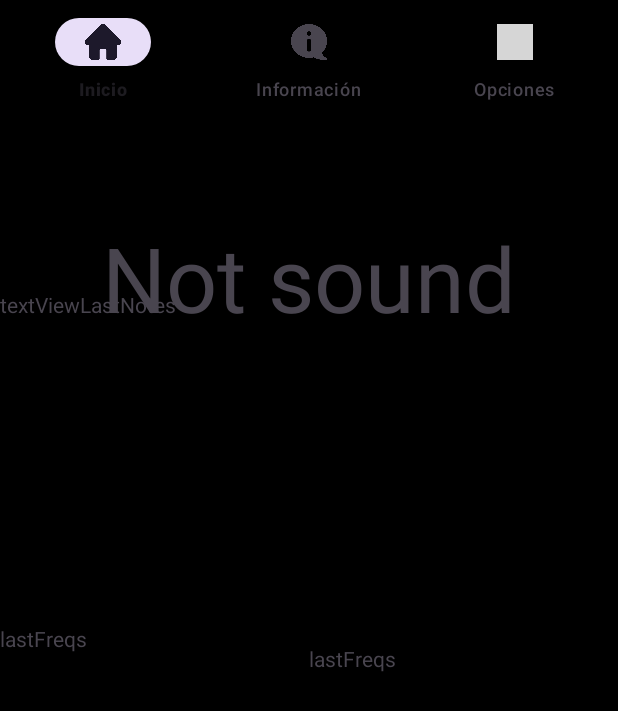
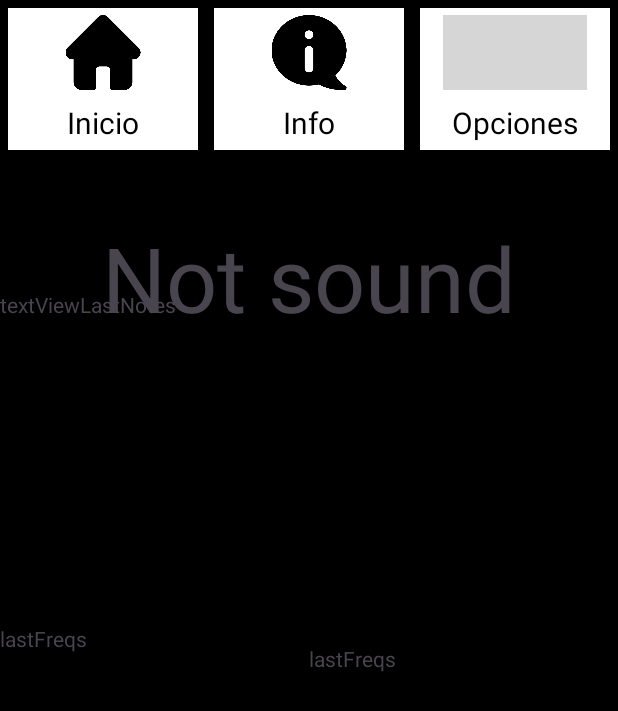
Before and after one commit to jmsp09/ata, an Android app: the screen it shows after launch (TunerActivity), on a phone screen of 412 x 824 dp. Shown: the top 711 px of the screen. Run offline under Robolectric (Android 15) with nearby library versions, the phone set to English and light mode, and no system bars; grey boxes are pictures that could not be loaded.

Commit message:
Listado de instrumentos, navegacion, menu

```diff
--- a/app/build.gradle
+++ b/app/build.gradle
@@ -28,12 +28,16 @@ android {
     }
 }
 
+
+
 dependencies {
 
     implementation libs.appcompat
     implementation libs.material
     implementation libs.activity
     implementation libs.constraintlayout
+    implementation 'org.apache.commons:commons-math3:3.6.1'
+    implementation 'com.github.wendykierp:JTransforms:3.1'
     testImplementation libs.junit
     androidTestImplementation libs.ext.junit
     androidTestImplementation libs.espresso.core
--- a/app/src/main/AndroidManifest.xml
+++ b/app/src/main/AndroidManifest.xml
@@ -16,6 +16,9 @@
         android:theme="@style/Theme.AccessibleTunerApp"
         tools:targetApi="31">
         <activity
+            android:name=".InstrumentsActivity"
+            android:exported="false" />
+        <activity
             android:name=".TunerActivity"
             android:exported="false" />
         <activity
--- a/app/src/main/java/com/unir/ata/MainActivity.java
+++ b/app/src/main/java/com/unir/ata/MainActivity.java
@@ -13,9 +13,8 @@ import androidx.core.view.WindowInsetsCompat;
 
 public class MainActivity extends AppCompatActivity {
 
-    //Constantes
-    private static final int TUNER_ACTIVITY = 1;
-    private static final int OPTIONS_ACTIVITY = 2;
+    //Navegacion
+    private Navigation navigation;
 
     @Override
     protected void onCreate(Bundle savedInstanceState) {
@@ -34,6 +33,9 @@ public class MainActivity extends AppCompatActivity {
         //Inicializar settings
         //TODO
 
+        //Inicializamos navegacion
+        navigation = Navigation.getInstance(this);
+
         //Inicializar toolbar, botones, eventos
         //Toolbar toolbar = this.findViewById(R.id.toolbar);
         //toolbar.setTitle("");//TODO
@@ -44,21 +46,11 @@ public class MainActivity extends AppCompatActivity {
 
         //Redirect
         //if settings están configuradas
-        redirect(TUNER_ACTIVITY);
+        Navigation.redirect(Navigation.TUNER_ACTIVITY);
         //else
         //Mostrar options
 
 
     }
 
-    private void redirect(int activity) {
-
-        if (activity == TUNER_ACTIVITY) {
-            Intent intent = new Intent(this, TunerActivity.class);
-            startActivity(intent);
-        } else if (activity == OPTIONS_ACTIVITY) {
-            //TODO
-        }
-    }
-
 }
--- /dev/null
+++ b/app/src/main/java/com/unir/ata/Navigation.java
@@ -0,0 +1,99 @@
+package com.unir.ata;
+
+import android.annotation.SuppressLint;
+import android.app.Activity;
+import android.content.Intent;
+import android.view.View;
+import android.widget.Toast;
+
+import androidx.annotation.NonNull;
+
+public class Navigation {
+
+    @SuppressLint("StaticFieldLeak")
+    private static Navigation navigation;
+
+    @SuppressLint("StaticFieldLeak")
+    private static Activity activity;
+
+    //Navegables
+    protected static final int TUNER_ACTIVITY = 1;
+    protected static final int INFO_ACTIVITY = 2;
+    protected static final int OPTIONS_ACTIVITY = 3;
+
+    //Elementos
+    View homeButton;
+    View infoButton;
+    View optionsButton;
+
+    private Navigation() {
+    }
+
+    protected static Navigation getInstance(@NonNull Activity activity){
+        if (navigation == null) {
+            navigation = new Navigation();
+        }
+        Navigation.activity = activity;
+        navigation.initNavigation();
+        return navigation;
+    }
+
+    public void initNavigation() {
+
+        View navigationLayout = Navigation.getActivity().findViewById(R.id.navigation);
+
+        if (navigationLayout != null) {
+
+            homeButton = navigationLayout.findViewById(R.id.homeButton);
+            infoButton = navigationLayout.findViewById(R.id.infoButton);
+            optionsButton = navigationLayout.findViewById(R.id.optionsButton);
+
+
+            if (homeButton != null) {
+                homeButton.setOnClickListener(v -> Navigation.redirect(TUNER_ACTIVITY));
+            }
+            if (infoButton != null) {
+                infoButton.setOnClickListener(v -> Navigation.redirect(INFO_ACTIVITY));
+            }
+
+            if (optionsButton != null) {
+                optionsButton.setOnClickListener(v -> {
+                    Navigation.redirect(OPTIONS_ACTIVITY);
+
+                });
+            } else {
+                Toast.makeText(Navigation.getActivity(), "optionsButton?? FALSE ", Toast.LENGTH_SHORT).show();
+
+            }
+        }
+
+
+
+    }
+
+
+    public static Activity getActivity() {
+        return activity;
+    }
+
+    protected static void redirect(int activity) {
+
+        if (getActivity() == null) {
+            //No se ha inicializado correctamente
+            return;
+        }
+        Class<?> class2Redirect = TunerActivity.class;
+        if (activity == Navigation.TUNER_ACTIVITY) {
+            class2Redirect = TunerActivity.class;
+        } else if (activity == Navigation.INFO_ACTIVITY) {
+            class2Redirect = TunerActivity.class; //TODO
+        } else if (activity == Navigation.OPTIONS_ACTIVITY){
+            class2Redirect = InstrumentsActivity.class; //TODO
+        }
+
+        if (Navigation.getActivity().getClass() != class2Redirect) {
+            Intent intent = new Intent(getActivity(), class2Redirect);
+            getActivity().startActivity(intent);
+        }
+    }
+}
--- a/app/src/main/java/com/unir/ata/TunerActivity.java
+++ b/app/src/main/java/com/unir/ata/TunerActivity.java
@@ -1,6 +1,7 @@
 package com.unir.ata;
 
 import android.annotation.SuppressLint;
+import android.content.Intent;
 import android.content.pm.PackageManager;
 import android.os.Bundle;
 import android.view.WindowManager;
@@ -32,6 +33,9 @@ public class TunerActivity extends AppCompatActivity {
     private TextView textViewLastFreqs;
     private TextView textDBs;
 
+    //Navegacion
+    private Navigation navigation;
+
     @SuppressLint("MissingInflatedId")
     @Override
     protected void onCreate(Bundle savedInstanceState) {
@@ -49,6 +53,9 @@ public class TunerActivity extends AppCompatActivity {
 
         //Inicializar settings
         //TODO
+
+        //Inicializar navegacion
+        navigation = Navigation.getInstance(this);
 
         //Inicializar botones, eventos
         //TODO
@@ -123,6 +130,10 @@ public class TunerActivity extends AppCompatActivity {
         }
     }
 
+    private void initNavigation() {
+        navigation.initNavigation();
+    }
+
 
     private void initTuner() {
         tuner = Tuner.getInstance(this);
@@ -147,4 +158,5 @@ public class TunerActivity extends AppCompatActivity {
             LastDetections.addDetection(note);
         }
     }
+
 }
--- /dev/null
+++ b/app/src/main/res/drawable/border.xml
@@ -0,0 +1,5 @@
+<?xml version="1.0" encoding="utf-8"?>
+<shape xmlns:android="http://schemas.android.com/apk/res/android"
+    android:shape="rectangle">
+    <stroke android:width="5dip" android:color="@android:color/black" />
+</shape>
--- /dev/null
+++ b/app/src/main/res/drawable/border_white.xml
@@ -0,0 +1,6 @@
+<?xml version="1.0" encoding="utf-8"?>
+<shape xmlns:android="http://schemas.android.com/apk/res/android"
+    android:shape="rectangle">
+    <stroke android:width="5dip"
+        android:color="@android:color/white" />
+</shape>
--- a/app/src/main/res/layout/navigation.xml
+++ b/app/src/main/res/layout/navigation.xml
@@ -1,11 +1,92 @@
 <?xml version="1.0" encoding="utf-8"?>
-
-
-<com.google.android.material.bottomnavigation.BottomNavigationView
-    android:id="@+id/top_navigation"
+<LinearLayout xmlns:android="http://schemas.android.com/apk/res/android"
     android:layout_width="match_parent"
     android:layout_height="wrap_content"
-    android:background="@color/backgroundNavigation"
-    xmlns:app="http://schemas.android.com/apk/res-auto"
-    app:menu="@menu/menu"
-    xmlns:android="http://schemas.android.com/apk/res/android" />
+    android:orientation="horizontal"
+    android:id="@+id/navigation"
+    android:background="@color/white">
+
+    <!-- Menu Item Inicio -->
+    <LinearLayout
+        android:id="@+id/homeButton"
+        android:layout_width="0dp"
+        android:layout_height="wrap_content"
+        android:layout_weight="1"
+        android:orientation="vertical"
+        android:gravity="center"
+        android:background="@drawable/border"
+        android:paddingTop="10dp"
+        android:paddingBottom="10dp">
+
+        <ImageView
+            android:layout_width="wrap_content"
+            android:layout_height="50dp"
+            android:src="@drawable/home"
+            android:contentDescription="@string/homeDescription" />
+
+        <TextView
+            android:layout_width="wrap_content"
+            android:layout_height="wrap_content"
+            android:text="@string/homeTxt"
+            android:textColor="@android:color/black"
+            android:textSize="20sp"
+            android:layout_marginTop="8dp" />
+    </LinearLayout>
+
+    <!-- Menu Item Inicio -->
+    <LinearLayout
+        android:id="@+id/infoButton"
+        android:layout_width="0dp"
+        android:layout_height="wrap_content"
+        android:layout_weight="1"
+        android:orientation="vertical"
+        android:gravity="center"
+        android:background="@drawable/border"
+        android:paddingTop="10dp"
+        android:paddingBottom="10dp">
+
+        <ImageView
+            android:layout_width="wrap_content"
+            android:layout_height="50dp"
+            android:src="@drawable/info"
+            android:contentDescription="@string/information" />
+
+        <TextView
+            android:layout_width="wrap_content"
+            android:layout_height="wrap_content"
+            android:text="@string/informationTxt"
+            android:textColor="@android:color/black"
+            android:textSize="20sp"
+            android:layout_marginTop="8dp" />
+    </LinearLayout>
+
+    <!-- Menu Item Opciones -->
+    <LinearLayout
+        android:id="@+id/optionsButton"
+        android:layout_width="0dp"
+        android:layout_height="wrap_content"
+        android:layout_weight="1"
+        android:orientation="vertical"
+        android:gravity="center"
+        android:background="@drawable/border"
+        android:paddingTop="10dp"
+        android:paddingBottom="10dp">
+
+        <ImageView
+            android:layout_width="wrap_content"
+            android:layout_height="50dp"
+            android:src="@drawable/opciones"
+            android:contentDescription="@string/optionsDescription" />
+
+        <TextView
+            android:layout_width="wrap_content"
+            android:layout_height="wrap_content"
+            android:text="@string/optionsTxt"
+            android:textColor="@android:color/black"
+            android:textSize="20sp"
+            android:layout_marginTop="8dp" />
+    </LinearLayout>
+
+    <!-- Add more menu items as needed -->
+
+</LinearLayout>
--- a/app/src/main/res/values/strings.xml
+++ b/app/src/main/res/values/strings.xml
@@ -6,4 +6,18 @@
     <string name="info">Información</string>
     <string name="options">Opciones</string>
     <string name="home">Inicio</string>
+    <string name="homeDescription">Inicio</string>
+    <string name="homeTxt">Inicio</string>
+    <string name="information">Información</string>
+    <string name="informationTxt">Info</string>
+    <string name="optionsDescription">Opciones</string>
+    <string name="optionsTxt">Opciones</string>
+    <string name="select_instrument">Seleccione un intrumento:</string>
+    <string name="select_intrument_description">Seleccione un instrumento de los que se encuentran más abajo</string>
+    <string name="violin">Violin</string>
+    <string name="clarinete">Clarinete</string>
+    <string name="trompeta">Trompeta</string>
+    <string name="violin_description">violin</string>
+    <string name="clarinete_description">clarinete</string>
+    <string name="trompeta_description">trompeta</string>
 </resources>
```
Also changed, not shown: app/src/main/java/com/unir/ata/InstrumentCardAdapter.java (added, +89 -0 lines), app/src/main/java/com/unir/ata/InstrumentCardItem.java (added, +25 -0 lines), app/src/main/java/com/unir/ata/InstrumentsActivity.java (added, +69 -0 lines), app/src/main/java/com/unir/ata/TunerProcess2.java (added, +173 -0 lines), app/src/main/res/layout/activity_instruments.xml (added, +32 -0 lines), app/src/main/res/layout/instrument_card_item.xml (added, +29 -0 lines), app/src/main/res/layout/toolbar2.xml (deleted, +0 -50 lines).
